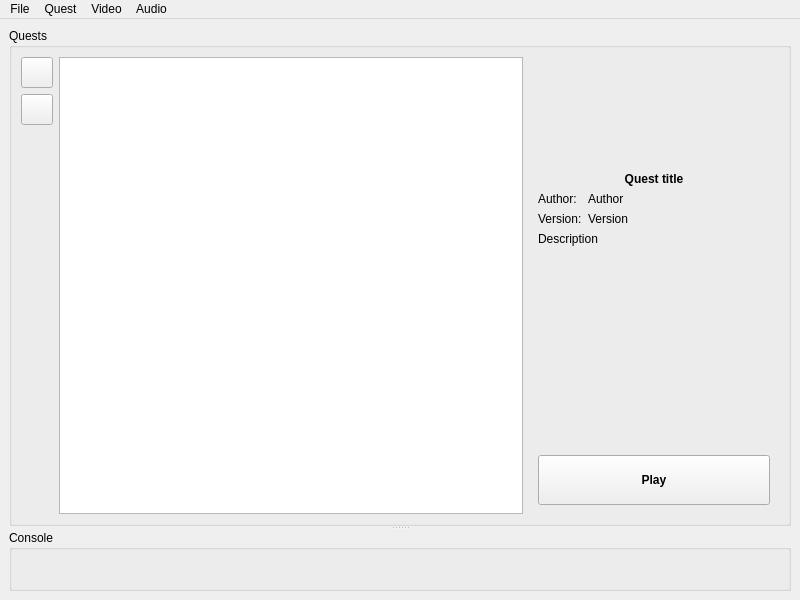
This is gui/src/main_window.ui in solarus-games/solarus as Qt 5 draws it before an edit. The edited form follows.
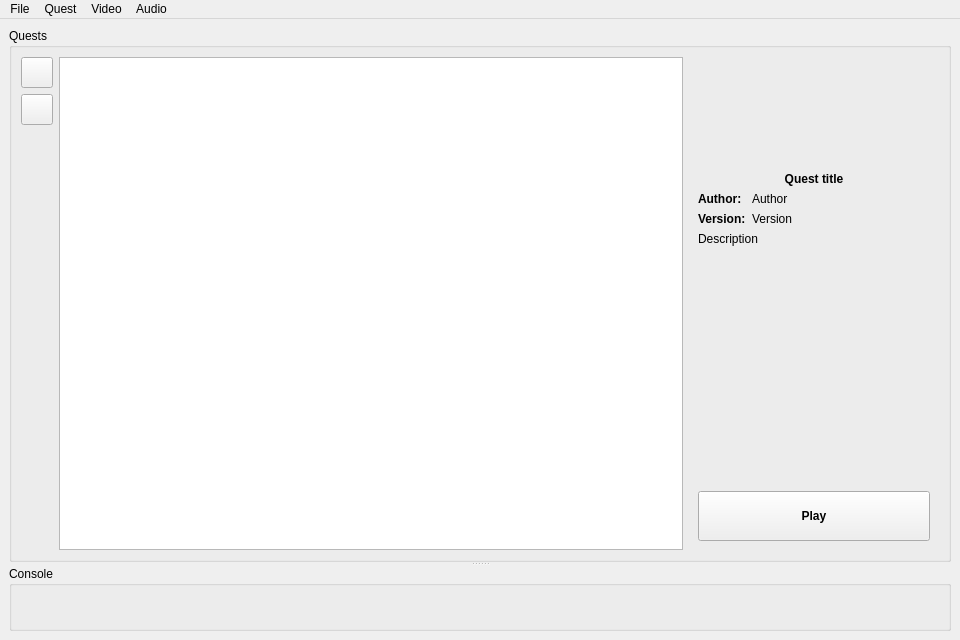
This is the edited form. Icons and pictures are not drawn. Custom widgets are drawn as their Qt base class.

Commit message: Tweak selected quest view

Diff of the .ui file:
```diff
--- a/gui/src/main_window.ui
+++ b/gui/src/main_window.ui
@@ -6,8 +6,8 @@
    <rect>
     <x>0</x>
     <y>0</y>
-    <width>800</width>
-    <height>600</height>
+    <width>960</width>
+    <height>640</height>
    </rect>
   </property>
   <property name="windowTitle">
@@ -133,6 +133,12 @@
             <layout class="QFormLayout" name="formLayout">
              <item row="0" column="0">
               <widget class="QLabel" name="quest_author_label">
+               <property name="font">
+                <font>
+                 <weight>75</weight>
+                 <bold>true</bold>
+                </font>
+               </property>
                <property name="text">
                 <string>Author:</string>
                </property>
@@ -147,6 +153,12 @@
              </item>
              <item row="1" column="0">
               <widget class="QLabel" name="quest_version_label">
+               <property name="font">
+                <font>
+                 <weight>75</weight>
+                 <bold>true</bold>
+                </font>
+               </property>
                <property name="text">
                 <string>Version:</string>
                </property>
@@ -166,6 +178,9 @@
              <property name="text">
               <string>Description</string>
              </property>
+             <property name="alignment">
+              <set>Qt::AlignLeading|Qt::AlignLeft|Qt::AlignTop</set>
+             </property>
              <property name="wordWrap">
               <bool>true</bool>
              </property>
@@ -231,7 +246,7 @@
     <rect>
      <x>0</x>
      <y>0</y>
-     <width>800</width>
+     <width>960</width>
      <height>25</height>
     </rect>
    </property>
```
